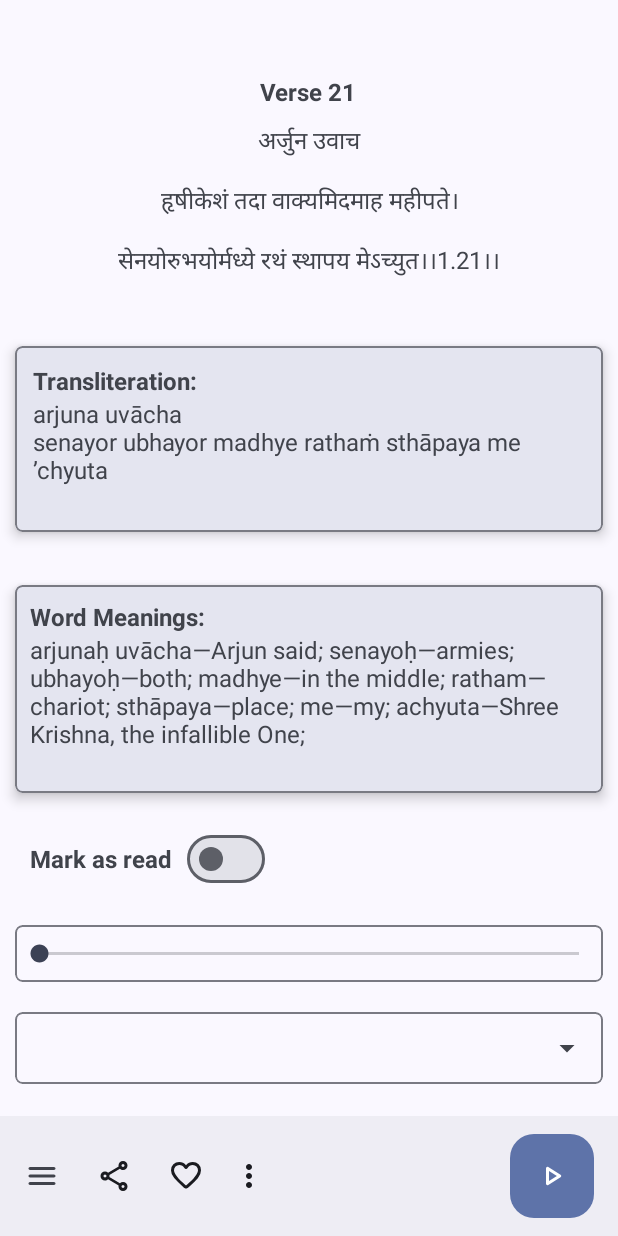
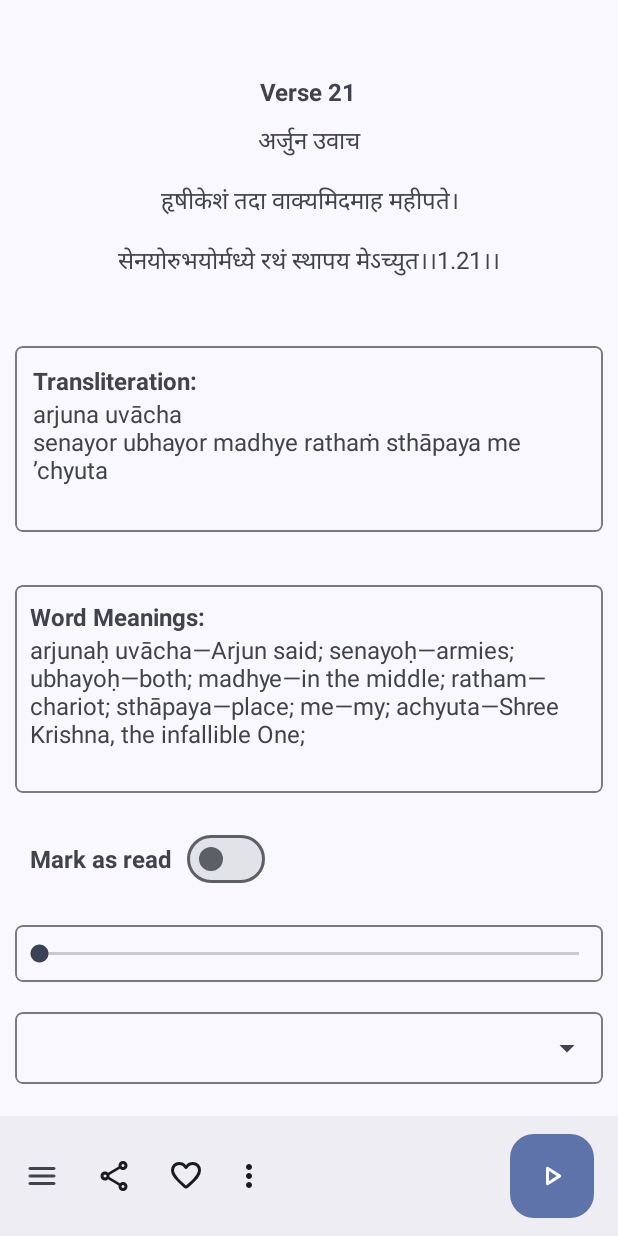
Before and after one commit to WirelessAlien/BhagavadGitaApp, an Android app: the screen it shows after launch (VerseDetailActivity), after a tap on an icon or button, on a phone screen of 412 x 824 dp. Run offline under Robolectric (Android 15) with nearby library versions, the phone set to English and light mode, and no system bars; our stand-ins replace navigation-ui.

Commit message:
ui change

```diff
--- a/app/src/main/res/layout/activity_verse_detail.xml
+++ b/app/src/main/res/layout/activity_verse_detail.xml
@@ -61,8 +61,6 @@
                 android:layout_width="match_parent"
                 android:layout_height="wrap_content"
                 app:cardCornerRadius="5dp"
-                style="@style/Widget.Material3.CardView.Outlined"
-                app:cardElevation="5dp"
                 android:layout_margin="10dp">
             <TextView
                 android:id="@+id/verseTransliterationF"
@@ -87,8 +85,6 @@
                 android:layout_width="match_parent"
                 android:layout_height="wrap_content"
                 app:cardCornerRadius="5dp"
-                style="@style/Widget.Material3.CardView.Outlined"
-                app:cardElevation="5dp"
                 android:layout_margin="10dp">
 
                 <TextView
--- a/app/src/main/res/menu/bottom_app_bar.xml
+++ b/app/src/main/res/menu/bottom_app_bar.xml
@@ -44,6 +44,11 @@
         android:visible="true"
         app:showAsAction="ifRoom"/>
     <item
+        android:id="@+id/note"
+        android:title="Add Note"
+        android:icon="@drawable/home"
+        app:showAsAction="ifRoom"/>
+    <item
         android:id="@+id/translation"
         android:title="Translation"
         android:icon="@drawable/ic_translate"
```
Also changed, not shown: app/src/main/java/com/wirelessalien/android/bhagavadgita/activity/VerseDetailActivity.kt (+67 -4 lines).
